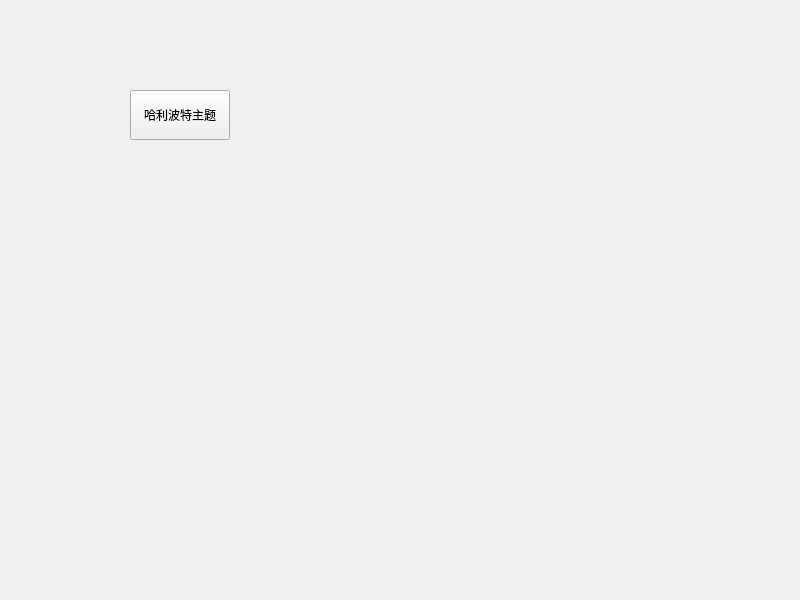
First picture: the form in realProgect/choosetheme.ui, repository Arthur381/QTproject, before the edit.
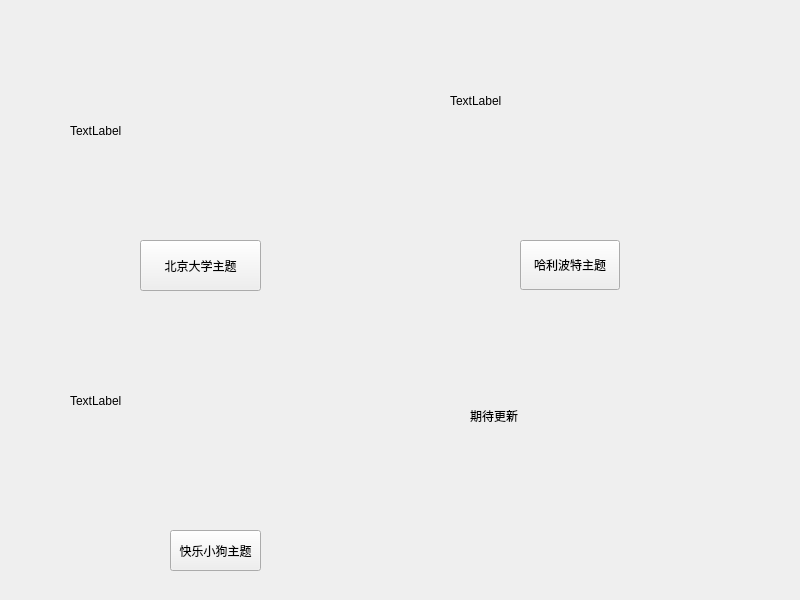
Second picture: the form after the edit. Custom widgets are drawn as their Qt base class.

Diff of the .ui file:
```diff
--- a/realProgect/choosetheme.ui
+++ b/realProgect/choosetheme.ui
@@ -28,8 +28,8 @@
   <widget class="HoverButton" name="themeHP">
    <property name="geometry">
     <rect>
-     <x>130</x>
-     <y>90</y>
+     <x>520</x>
+     <y>240</y>
      <width>100</width>
      <height>50</height>
     </rect>
@@ -50,6 +50,84 @@
     <string>哈利波特主题</string>
    </property>
   </widget>
+  <widget class="QLabel" name="label">
+   <property name="geometry">
+    <rect>
+     <x>70</x>
+     <y>30</y>
+     <width>231</width>
+     <height>201</height>
+    </rect>
+   </property>
+   <property name="text">
+    <string>TextLabel</string>
+   </property>
+  </widget>
+  <widget class="QLabel" name="label_2">
+   <property name="geometry">
+    <rect>
+     <x>450</x>
+     <y>0</y>
+     <width>221</width>
+     <height>201</height>
+    </rect>
+   </property>
+   <property name="text">
+    <string>TextLabel</string>
+   </property>
+  </widget>
+  <widget class="QPushButton" name="PKU">
+   <property name="geometry">
+    <rect>
+     <x>140</x>
+     <y>240</y>
+     <width>121</width>
+     <height>51</height>
+    </rect>
+   </property>
+   <property name="text">
+    <string>北京大学主题</string>
+   </property>
+  </widget>
+  <widget class="QLabel" name="label_3">
+   <property name="geometry">
+    <rect>
+     <x>70</x>
+     <y>300</y>
+     <width>231</width>
+     <height>201</height>
+    </rect>
+   </property>
+   <property name="text">
+    <string>TextLabel</string>
+   </property>
+  </widget>
+  <widget class="QPushButton" name="HappyDog">
+   <property name="geometry">
+    <rect>
+     <x>170</x>
+     <y>530</y>
+     <width>91</width>
+     <height>41</height>
+    </rect>
+   </property>
+   <property name="text">
+    <string>快乐小狗主题</string>
+   </property>
+  </widget>
+  <widget class="QLabel" name="label_4">
+   <property name="geometry">
+    <rect>
+     <x>470</x>
+     <y>340</y>
+     <width>191</width>
+     <height>151</height>
+    </rect>
+   </property>
+   <property name="text">
+    <string>期待更新</string>
+   </property>
+  </widget>
  </widget>
  <customwidgets>
   <customwidget>
```
